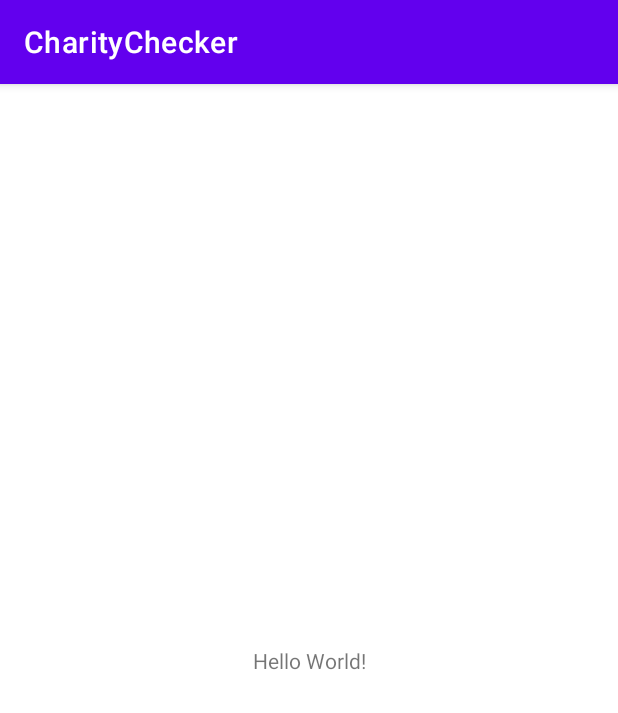
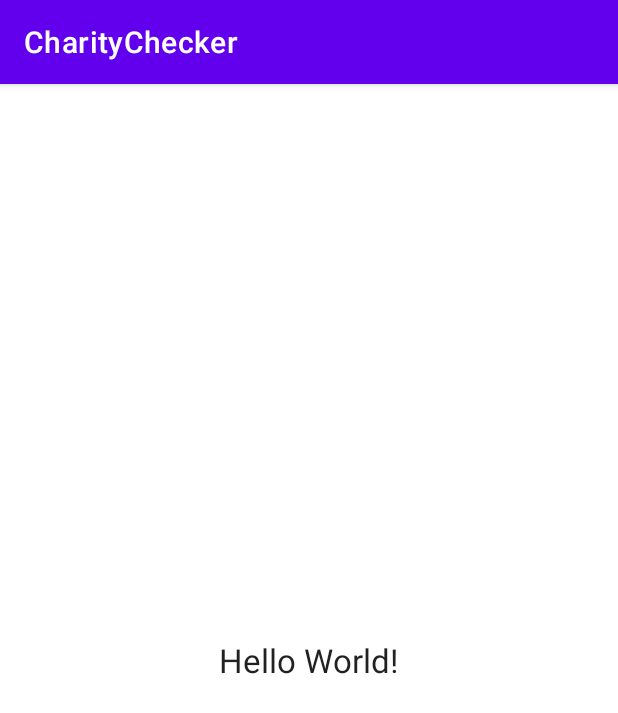
Before and after one commit to alexisromer/CharityChecker, an Android app: the screen it shows after launch (MainActivity), on a phone screen of 412 x 824 dp. Shown: the top 713 px of the screen. Run offline under Robolectric (Android 15) with nearby library versions, the phone set to English and light mode, and no system bars.

Commit message:
test commit

```diff
--- a/app/src/main/res/layout/activity_main.xml
+++ b/app/src/main/res/layout/activity_main.xml
@@ -10,6 +10,7 @@
         android:layout_width="wrap_content"
         android:layout_height="wrap_content"
         android:text="Hello World!"
+        android:textAppearance="@style/TextAppearance.AppCompat.Large"
         app:layout_constraintBottom_toBottomOf="parent"
         app:layout_constraintLeft_toLeftOf="parent"
         app:layout_constraintRight_toRightOf="parent"
```
